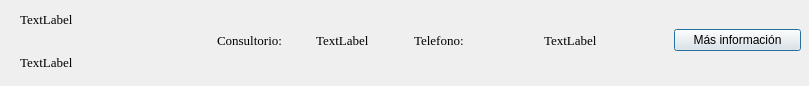
This is dialogdoctor.ui in Laloses/Hospital as Qt 5 draws it before an edit. The edited form follows.
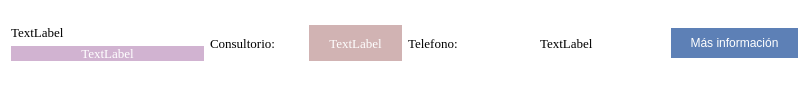
This is the edited form.

What changed in the file:
```diff
--- a/dialogdoctor.ui
+++ b/dialogdoctor.ui
@@ -19,15 +19,11 @@
   <property name="windowTitle">
    <string>Dialog</string>
   </property>
-  <widget class="QWidget" name="layoutWidget">
-   <property name="geometry">
-    <rect>
-     <x>20</x>
-     <y>0</y>
-     <width>781</width>
-     <height>81</height>
-    </rect>
-   </property>
+  <property name="styleSheet">
+   <string notr="true">#DialogDoctor{background:rgba(255,255,255,0.5);}</string>
+  </property>
+  <layout class="QVBoxLayout" name="verticalLayout_2">
+   <item>
    <layout class="QHBoxLayout" name="horizontalLayout_4">
     <item>
      <layout class="QHBoxLayout" name="horizontalLayout_3">
@@ -54,9 +50,16 @@
             <pointsize>10</pointsize>
            </font>
           </property>
+           <property name="styleSheet">
+            <string notr="true">background:rgba(100,0,100,0.3);
+color:white;</string>
+           </property>
           <property name="text">
            <string>TextLabel</string>
           </property>
+           <property name="alignment">
+            <set>Qt::AlignCenter</set>
+           </property>
          </widget>
         </item>
        </layout>
@@ -84,9 +87,16 @@
             <pointsize>10</pointsize>
            </font>
           </property>
+           <property name="styleSheet">
+            <string notr="true">background:rgba(100,0,0,0.3);
+color:white;</string>
+           </property>
           <property name="text">
            <string>TextLabel</string>
           </property>
+           <property name="alignment">
+            <set>Qt::AlignCenter</set>
+           </property>
          </widget>
         </item>
        </layout>
@@ -129,6 +139,13 @@
           <height>0</height>
          </size>
         </property>
+         <property name="styleSheet">
+          <string notr="true">border:none;
+height:30px;
+background: rgb(93, 128, 182);
+color:white;
+</string>
+         </property>
         <property name="text">
          <string>Más información</string>
         </property>
@@ -137,7 +154,8 @@
      </layout>
     </item>
    </layout>
-  </widget>
+   </item>
+  </layout>
  </widget>
  <resources/>
  <connections/>
```
Lines whose indentation alone changed are shown as unchanged.
